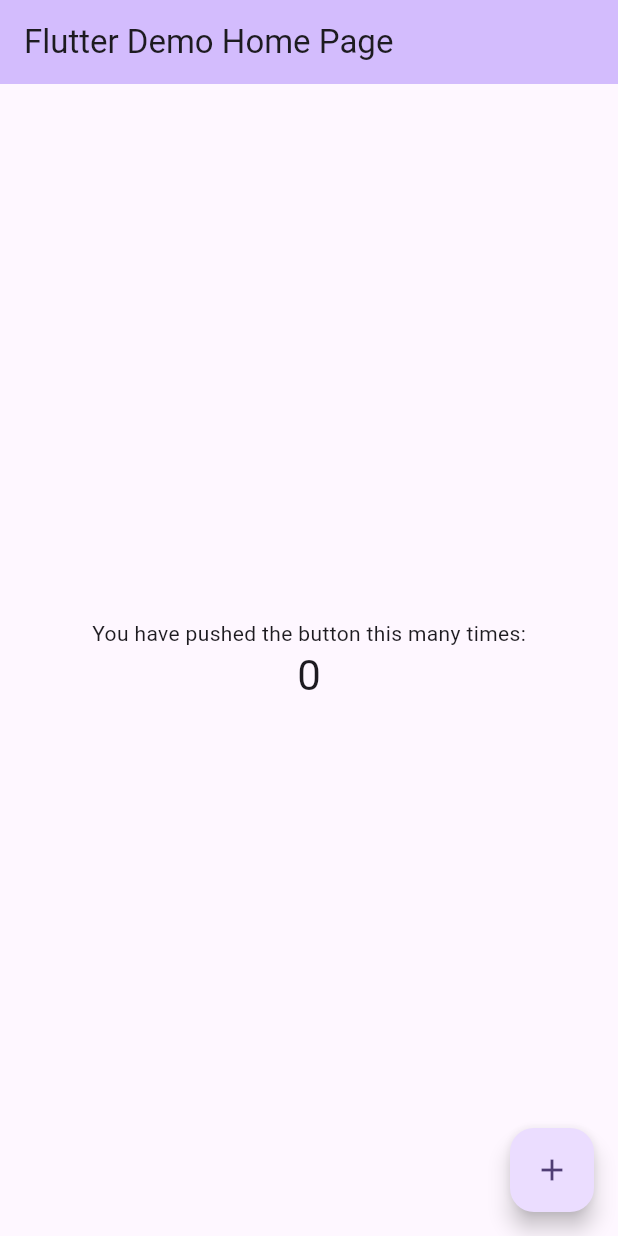
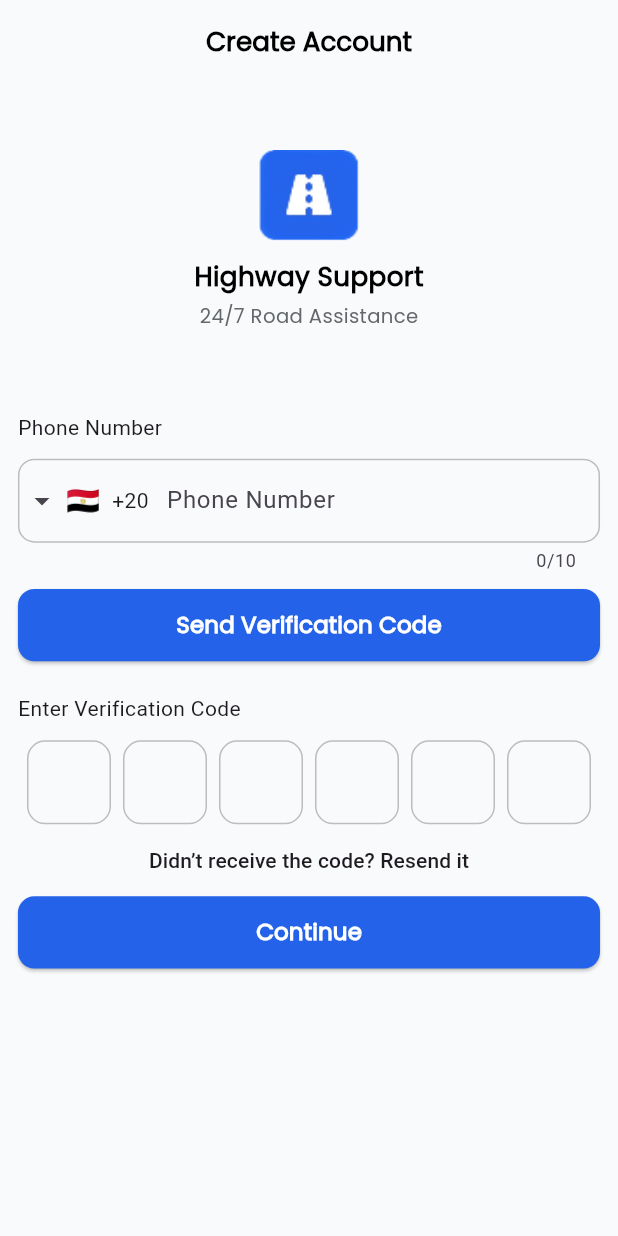
Before and after one commit to Mahmoudyuones/freelance_task_highway_support, a Flutter app: the screen it shows after launch, on a phone screen of 412 x 824 dp. Run offline on Flutter 3.47's test engine with Material 3 defaults, Android fonts, the phone set to English and light mode, and no system bars; drawn by our look-alikes of intl_phone_field, pinput; our stand-ins replace flutter_screenutil; project files that could hold a hidden picture were left out.

Commit message:
finish verification screen

```diff
--- /dev/null
+++ b/lib/core/resources/app_theme.dart
@@ -0,0 +1,13 @@
+import 'package:flutter/material.dart';
+import 'package:freelance_task_highway_support/core/resources/colors_manager.dart';
+
+class AppTheme {
+  static ThemeData lightThem = ThemeData(
+    appBarTheme: AppBarTheme(
+      backgroundColor: Colors.transparent,
+      centerTitle: true,
+    ),
+    primaryColor: ColorsManager.primaryColor,
+    scaffoldBackgroundColor: ColorsManager.backGroundColor,
+  );
+}
--- /dev/null
+++ b/lib/core/resources/colors_manager.dart
@@ -0,0 +1,13 @@
+import 'dart:ui';
+
+import 'package:flutter/material.dart';
+
+class ColorsManager {
+  static const Color primaryColor = Color(0xff2462EA);
+  static const Color backGroundColor = Color(0xffF9FAFB);
+  static const Color black = Color(0xff000000);
+  static const Color white = Color(0xffffffff);
+  static const Color textColor = Color(0xff63666A);
+  static Color grey = Colors.grey.shade400;
+  static const Color red = Color(0xffFF0000);
+}
--- /dev/null
+++ b/lib/core/resources/font_manager.dart
@@ -0,0 +1,29 @@
+import 'dart:ui';
+
+import 'package:flutter_screenutil/flutter_screenutil.dart';
+
+class FontConstants {
+  static const String fontFamily = 'Poppins';
+}
+
+class FontWeightManager {
+  static const FontWeight light = FontWeight.w300;
+  static const FontWeight regular = FontWeight.w400;
+  static const FontWeight medium = FontWeight.w500;
+  static const FontWeight semiBold = FontWeight.w600;
+  static const FontWeight bold = FontWeight.w700;
+}
+
+class FontSize {
+  static double s0 = 0;
+  static double s10 = 6.0.sp;
+  static double s11 = 7.0.sp;
+  static double s12 = 8.0.sp;
+  static double s14 = 10.0.sp;
+  static double s16 = 12.0.sp;
+  static double s17 = 13.0.sp;
+  static double s18 = 14.0.sp;
+  static double s20 = 15.0.sp;
+  static double s22 = 16.0.sp;
+  static double s24 = 17.0.sp;
+}
--- /dev/null
+++ b/lib/core/resources/style_manager.dart
@@ -0,0 +1,43 @@
+import 'package:flutter/widgets.dart';
+import 'package:freelance_task_highway_support/core/resources/colors_manager.dart';
+import 'package:freelance_task_highway_support/core/resources/font_manager.dart';
+
+class StyleManager {
+  TextStyle _getTextStyle(
+    double fontSize,
+    FontWeight fontWeight,
+    Color color,
+  ) => TextStyle(
+    fontSize: fontSize,
+    fontWeight: fontWeight,
+    color: color,
+    fontFamily: FontConstants.fontFamily,
+  );
+
+  TextStyle getLightStyle({double? fontSize, required Color color}) =>
+      _getTextStyle(fontSize ?? FontSize.s12, FontWeightManager.light, color);
+
+  TextStyle getRegularStyle({double? fontSize, required Color color}) =>
+      _getTextStyle(fontSize ?? FontSize.s12, FontWeightManager.regular, color);
+
+  TextStyle getMediumStyle({double? fontSize, required Color color}) =>
+      _getTextStyle(fontSize ?? FontSize.s12, FontWeightManager.medium, color);
+
+  TextStyle getSemiBoldStyle({double? fontSize, required Color color}) =>
+      _getTextStyle(
+        fontSize ?? FontSize.s12,
+        FontWeightManager.semiBold,
+        color,
+      );
+
+  TextStyle getBoldStyle({double? fontSize, required Color color}) =>
+      _getTextStyle(fontSize ?? FontSize.s12, FontWeightManager.bold, color);
+
+  TextStyle getTextWithLine() => TextStyle(
+    color: ColorsManager.primaryColor,
+    fontSize: FontSize.s12,
+    fontWeight: FontWeight.w400,
+    decoration: TextDecoration.lineThrough,
+    decorationColor: ColorsManager.primaryColor,
+  );
+}
--- /dev/null
+++ b/lib/core/widget/default_eleveted_button.dart
@@ -0,0 +1,39 @@
+import 'package:flutter/material.dart';
+import 'package:flutter_screenutil/flutter_screenutil.dart';
+import 'package:freelance_task_highway_support/core/resources/colors_manager.dart';
+import 'package:freelance_task_highway_support/core/resources/font_manager.dart';
+import 'package:freelance_task_highway_support/core/resources/style_manager.dart';
+
+class DefaultElevatedButton extends StatelessWidget {
+  const DefaultElevatedButton({
+    super.key,
+    required this.onPressed,
+    required this.text,
+    this.backGroundColor,
+    this.textColor,
+    this.icon,
+  });
+  final VoidCallback onPressed;
+  final String text;
+  final Color? backGroundColor;
+  final Color? textColor;
+  final IconData? icon;
+  @override
+  Widget build(BuildContext context) {
+    return ElevatedButton(
+      onPressed: onPressed,
+      style: ElevatedButton.styleFrom(
+        backgroundColor: backGroundColor ?? ColorsManager.primaryColor,
+        fixedSize: Size(MediaQuery.of(context).size.width, 22.h),
+        shape: RoundedRectangleBorder(borderRadius: BorderRadius.circular(5.r)),
+      ),
+      child: Text(
+        text,
+        style: StyleManager().getSemiBoldStyle(
+          color: ColorsManager.white,
+          fontSize: FontSize.s11,
+        ),
+      ),
+    );
+  }
+}
--- /dev/null
+++ b/lib/core/widget/phone_input_field.dart
@@ -0,0 +1,40 @@
+import 'package:flutter/material.dart';
+import 'package:flutter_screenutil/flutter_screenutil.dart';
+import 'package:freelance_task_highway_support/core/resources/colors_manager.dart';
+import 'package:intl_phone_field/intl_phone_field.dart';
+
+class PhoneInputField extends StatelessWidget {
+  const PhoneInputField({super.key, required this.controller});
+  final TextEditingController controller;
+  @override
+  Widget build(BuildContext context) {
+    return IntlPhoneField(
+      decoration: InputDecoration(
+        labelText: 'Phone Number',
+        border: OutlineInputBorder(
+          borderRadius: BorderRadius.circular(5.r),
+          borderSide: BorderSide(color: ColorsManager.grey),
+        ),
+        enabledBorder: OutlineInputBorder(
+          borderRadius: BorderRadius.circular(5.r),
+          borderSide: BorderSide(color: ColorsManager.grey),
+        ),
+        focusedBorder: OutlineInputBorder(
+          borderRadius: BorderRadius.circular(5.r),
+          borderSide: BorderSide(color: ColorsManager.primaryColor),
+        ),
+        errorBorder: OutlineInputBorder(
+          borderRadius: BorderRadius.circular(5.r),
+          borderSide: BorderSide(color: ColorsManager.red),
+        ),
+        focusedErrorBorder: OutlineInputBorder(
+          borderRadius: BorderRadius.circular(5.r),
+          borderSide: BorderSide(color: ColorsManager.red),
+        ),
+        hintText: 'Enter phone number',
+      ),
+      controller: controller,
+      initialCountryCode: 'EG',
+    );
+  }
+}
--- /dev/null
+++ b/lib/features/personal_information.dart
@@ -0,0 +1,21 @@
+import 'package:flutter/material.dart';
+import 'package:freelance_task_highway_support/core/resources/colors_manager.dart';
+import 'package:freelance_task_highway_support/core/resources/style_manager.dart';
+
+class PersonalInformation extends StatelessWidget {
+  static const String routeName = '/Personal_information';
+  const PersonalInformation({super.key});
+
+  @override
+  Widget build(BuildContext context) {
+    return Scaffold(
+      appBar: AppBar(
+        title: Text(
+          'Create Account',
+          style: StyleManager().getBoldStyle(color: ColorsManager.black),
+        ),
+        actions: [Text("help")],
+      ),
+    );
+  }
+}
--- /dev/null
+++ b/lib/features/verfiication_screen.dart
@@ -0,0 +1,145 @@
+import 'package:flutter/material.dart';
+import 'package:flutter_screenutil/flutter_screenutil.dart';
+import 'package:freelance_task_highway_support/core/resources/colors_manager.dart';
+import 'package:freelance_task_highway_support/core/resources/font_manager.dart';
+import 'package:freelance_task_highway_support/core/resources/style_manager.dart';
+import 'package:freelance_task_highway_support/core/widget/default_eleveted_button.dart';
+import 'package:freelance_task_highway_support/core/widget/phone_input_field.dart';
+import 'package:pinput/pinput.dart';
+
+class VerificationScreen extends StatefulWidget {
+  static const String routeName = '/verification';
+  const VerificationScreen({super.key});
+
+  @override
+  State<VerificationScreen> createState() => _VerificationScreenState();
+}
+
+class _VerificationScreenState extends State<VerificationScreen> {
+  late final TextEditingController pinController;
+  final TextEditingController phoneController = TextEditingController();
+  late final FocusNode focusNode;
+  late final GlobalKey<FormState> formKey;
+  @override
+  void initState() {
+    super.initState();
+    formKey = GlobalKey<FormState>();
+    pinController = TextEditingController();
+
+    focusNode = FocusNode();
+  }
+
+  @override
+  void dispose() {
+    pinController.dispose();
+    focusNode.dispose();
+    super.dispose();
+  }
+
+  @override
+  Widget build(BuildContext context) {
+    final defaultPinTheme = PinTheme(
+      width: 56,
+      height: 56,
+      textStyle: const TextStyle(fontSize: 22, color: ColorsManager.black),
+      decoration: BoxDecoration(
+        borderRadius: BorderRadius.circular(5.5.r),
+        border: Border.all(color: ColorsManager.grey),
+      ),
+    );
+    return Scaffold(
+      appBar: AppBar(
+        title: Text(
+          'Create Account',
+          style: StyleManager().getBoldStyle(color: ColorsManager.black),
+        ),
+      ),
+      body: Padding(
+        padding: EdgeInsets.symmetric(horizontal: 5.w),
+        child: SingleChildScrollView(
+          child: Column(
+            crossAxisAlignment: CrossAxisAlignment.center,
+            children: [
+              SizedBox(height: 20.h),
+              Image.asset(
+                'assets/images/Button.png',
+                height: 28.h,
+                width: 28.w,
+                fit: BoxFit.fill,
+              ),
+              SizedBox(height: 5.h),
+              Text(
+                'Highway Support',
+                style: StyleManager().getBoldStyle(color: ColorsManager.black),
+              ),
+              SizedBox(height: 2.h),
+              Text(
+                '24/7 Road Assistance',
+                style: StyleManager().getLightStyle(
+                  fontSize: FontSize.s10,
+                  color: ColorsManager.textColor,
+                ),
+              ),
+              SizedBox(height: 20.h),
+              Padding(
+                padding: EdgeInsets.symmetric(vertical: 5.h),
+                child: Align(
+                  alignment: AlignmentDirectional.centerStart,
+                  child: Text('Phone Number'),
+                ),
+              ),
+              PhoneInputField(controller: phoneController),
+              Padding(
+                padding: EdgeInsets.symmetric(vertical: 5.h),
+                child: DefaultElevatedButton(
+                  onPressed: () {},
+                  text: "Send Verification Code",
+                ),
+              ),
+              Padding(
+                padding: EdgeInsets.symmetric(vertical: 5.h),
+                child: Align(
+                  alignment: AlignmentDirectional.centerStart,
+                  child: Text('Enter Verification Code'),
+                ),
+              ),
+              Pinput(
+                length: 6,
+                controller: pinController,
+                focusNode: focusNode,
+                defaultPinTheme: defaultPinTheme,
+                focusedPinTheme: defaultPinTheme.copyWith(
+                  decoration: defaultPinTheme.decoration!.copyWith(
+                    borderRadius: BorderRadius.circular(5.5.r),
+                    border: Border.all(color: ColorsManager.grey),
+                  ),
+                ),
+                submittedPinTheme: defaultPinTheme.copyWith(
+                  decoration: defaultPinTheme.decoration!.copyWith(
+                    color: ColorsManager.white,
+                    borderRadius: BorderRadius.circular(5.5.r),
+                    border: Border.all(color: Colors.blue),
+                  ),
+                ),
+                errorPinTheme: defaultPinTheme.copyBorderWith(
+                  border: Border.all(color: ColorsManager.red),
+                ),
+                validator: (value) {
+                  return 'pin is incorrect';
+                },
+              ),
+              TextButton(
+                onPressed: () {},
+                child: Text(
+                  'Didn’t receive the code? Resend it',
+                  style: TextTheme.of(context).titleSmall,
+                ),
+              ),
+              DefaultElevatedButton(onPressed: () {}, text: "Continue"),
+            ],
+          ),
+        ),
+      ),
+    );
+  }
+}
--- a/lib/main.dart
+++ b/lib/main.dart
@@ -1,122 +1,34 @@
 import 'package:flutter/material.dart';
+import 'package:flutter_screenutil/flutter_screenutil.dart';
+import 'package:freelance_task_highway_support/core/resources/app_theme.dart';
+import 'package:freelance_task_highway_support/features/personal_information.dart';
+import 'package:freelance_task_highway_support/features/verfiication_screen.dart';
 
 void main() {
-  runApp(const MyApp());
+  runApp(const HighwaySupport());
 }
 
-class MyApp extends StatelessWidget {
-  const MyApp({super.key});
+class HighwaySupport extends StatelessWidget {
+  const HighwaySupport({super.key});
 
   // This widget is the root of your application.
   @override
   Widget build(BuildContext context) {
-    return MaterialApp(
-      title: 'Flutter Demo',
-      theme: ThemeData(
-        // This is the theme of your application.
-        //
-        // TRY THIS: Try running your application with "flutter run". You'll see
-        // the application has a purple toolbar. Then, without quitting the app,
-        // try changing the seedColor in the colorScheme below to Colors.green
-        // and then invoke "hot reload" (save your changes or press the "hot
-        // reload" button in a Flutter-supported IDE, or press "r" if you used
-        // the command line to start the app).
-        //
-        // Notice that the counter didn't reset back to zero; the application
-        // state is not lost during the reload. To reset the state, use hot
-        // restart instead.
-        //
-        // This works for code too, not just values: Most code changes can be
-        // tested with just a hot reload.
-        colorScheme: ColorScheme.fromSeed(seedColor: Colors.deepPurple),
-      ),
-      home: const MyHomePage(title: 'Flutter Demo Home Page'),
+    return ScreenUtilInit(
+      designSize: const Size(172, 377),
+      minTextAdapt: true,
+      splitScreenMode: true,
+      builder:
+          (_, __) => MaterialApp(
+            debugShowCheckedModeBanner: false,
+            routes: {
+              VerificationScreen.routeName: (_) => VerificationScreen(),
+              PersonalInformation.routeName: (_) => PersonalInformation(),
+            },
+            initialRoute: VerificationScreen.routeName,
+            theme: AppTheme.lightThem,
+            themeMode: ThemeMode.light,
+          ),
     );
   }
 }
-
-class MyHomePage extends StatefulWidget {
-  const MyHomePage({super.key, required this.title});
-
-  // This widget is the home page of your application. It is stateful, meaning
-  // that it has a State object (defined below) that contains fields that affect
-  // how it looks.
-
-  // This class is the configuration for the state. It holds the values (in this
-  // case the title) provided by the parent (in this case the App widget) and
-  // used by the build method of the State. Fields in a Widget subclass are
-  // always marked "final".
-
-  final String title;
-
-  @override
-  State<MyHomePage> createState() => _MyHomePageState();
-}
-
-class _MyHomePageState extends State<MyHomePage> {
-  int _counter = 0;
-
-  void _incrementCounter() {
-    setState(() {
-      // This call to setState tells the Flutter framework that something has
-      // changed in this State, which causes it to rerun the build method below
-      // so that the display can reflect the updated values. If we changed
-      // _counter without calling setState(), then the build method would not be
-      // called again, and so nothing would appear to happen.
-      _counter++;
-    });
-  }
-
-  @override
-  Widget build(BuildContext context) {
-    // This method is rerun every time setState is called, for instance as done
-    // by the _incrementCounter method above.
-    //
-    // The Flutter framework has been optimized to make rerunning build methods
-    // fast, so that you can just rebuild anything that needs updating rather
-    // than having to individually change instances of widgets.
-    return Scaffold(
-      appBar: AppBar(
-        // TRY THIS: Try changing the color here to a specific color (to
-        // Colors.amber, perhaps?) and trigger a hot reload to see the AppBar
-        // change color while the other colors stay the same.
-        backgroundColor: Theme.of(context).colorScheme.inversePrimary,
-        // Here we take the value from the MyHomePage object that was created by
-        // the App.build method, and use it to set our appbar title.
-        title: Text(widget.title),
-      ),
-      body: Center(
-        // Center is a layout widget. It takes a single child and positions it
-        // in the middle of the parent.
-        child: Column(
-          // Column is also a layout widget. It takes a list of children and
-          // arranges them vertically. By default, it sizes itself to fit its
-          // children horizontally, and tries to be as tall as its parent.
-          //
-          // Column has various properties to control how it sizes itself and
-          // how it positions its children. Here we use mainAxisAlignment to
-          // center the children vertically; the main axis here is the vertical
-          // axis because Columns are vertical (the cross axis would be
-          // horizontal).
-          //
-          // TRY THIS: Invoke "debug painting" (choose the "Toggle Debug Paint"
-          // action in the IDE, or press "p" in the console), to see the
-          // wireframe for each widget.
-          mainAxisAlignment: MainAxisAlignment.center,
-          children: <Widget>[
-            const Text('You have pushed the button this many times:'),
-            Text(
-              '$_counter',
-              style: Theme.of(context).textTheme.headlineMedium,
-            ),
-          ],
-        ),
-      ),
-      floatingActionButton: FloatingActionButton(
-        onPressed: _incrementCounter,
-        tooltip: 'Increment',
-        child: const Icon(Icons.add),
-      ), // This trailing comma makes auto-formatting nicer for build methods.
-    );
-  }
-}
```
Also changed, not shown: pubspec.yaml (+10 -16 lines), assets/fonts/Poppins-.ttf (added), assets/images/2.0x/Button.png (added), assets/images/3.0x/Button.png (added), assets/images/Button.png (added), assets/svg/road.svg (added), pubspec.lock, 1 other file.
